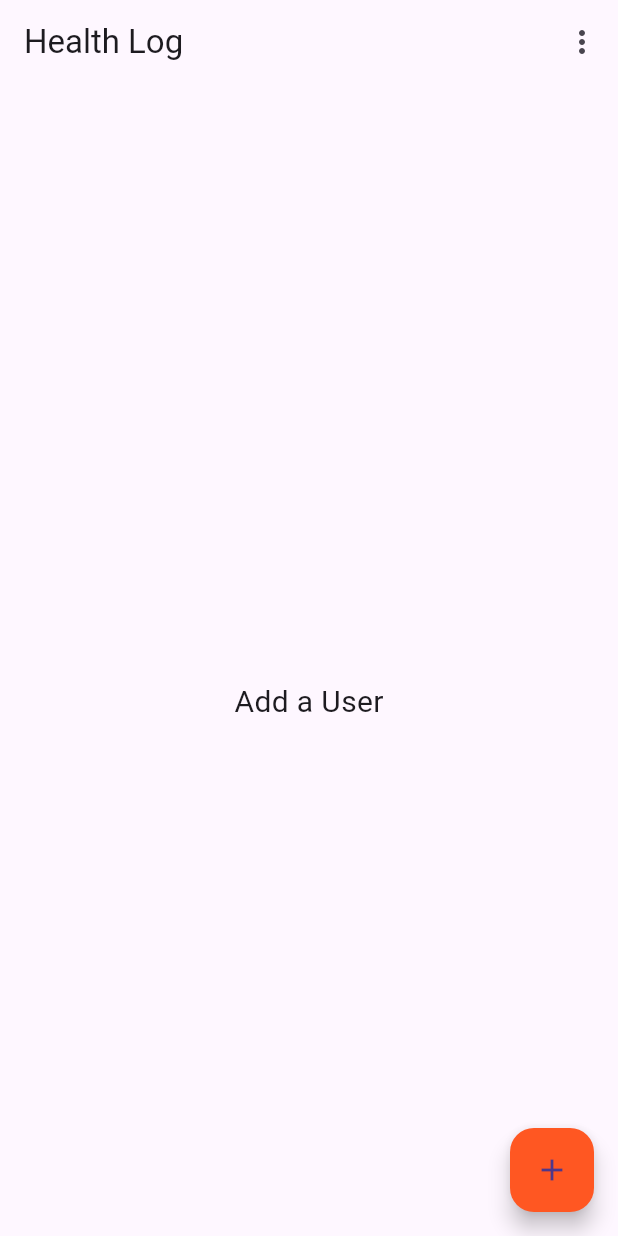
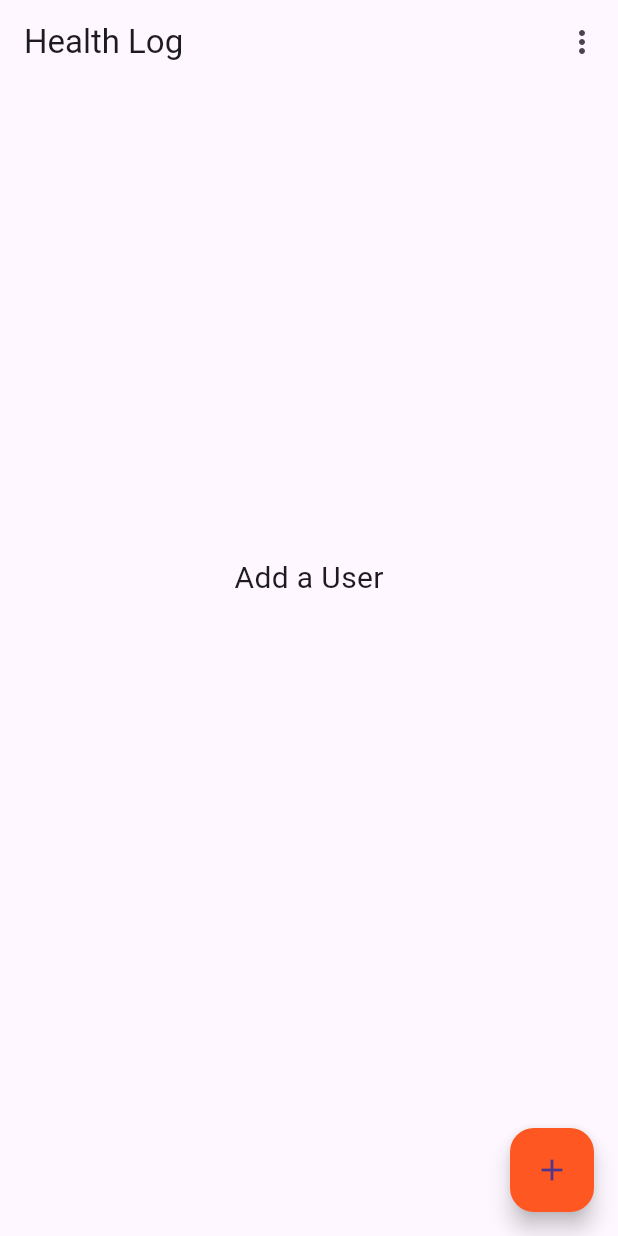
Before and after one commit to jucktion/healthlog, a Flutter app: the screen it shows after launch, on a phone screen of 412 x 824 dp. Run offline on Flutter 3.47's test engine with Material 3 defaults, Android fonts, the phone set to English and light mode, and no system bars; our stand-ins replace fl_chart, permission_handler, sqflite; accounts and stored records are empty.

Commit message:
fix scroll height

```diff
--- a/lib/view/bp/bp.dart
+++ b/lib/view/bp/bp.dart
@@ -224,7 +224,7 @@ class _BPScreenState extends State<BPScreen> {
           child: !_retrived
               ? const Text('Content is not loaded yet')
               : SizedBox(
-                  height: MediaQuery.of(context).size.height,
+                  height: MediaQuery.of(context).size.height / 1.25,
                   child: FutureBuilder<List<BloodPressure>>(
                     future: _bp,
                     builder: (BuildContext context,
--- a/lib/view/users/users.dart
+++ b/lib/view/users/users.dart
@@ -99,7 +99,7 @@ class _UserScreenState extends State<UserScreen> {
             child: !_retrived
                 ? const Text('Content is not loaded yet')
                 : SizedBox(
-                    height: MediaQuery.of(context).size.height,
+                    height: MediaQuery.of(context).size.height / 1.25,
                     child: FutureBuilder<List<User>>(
                       future: _user,
                       builder: (BuildContext context,
@@ -113,7 +113,7 @@ class _UserScreenState extends State<UserScreen> {
                           return Text('Error: ${snapshot.error}');
                         } else if (snapshot.data.toString() ==
                             List.empty().toString()) {
-                          print('${snapshot.data}');
+                          //print('${snapshot.data}');
                           return const Center(
                             child: Text(
                               'Add a User',
```
